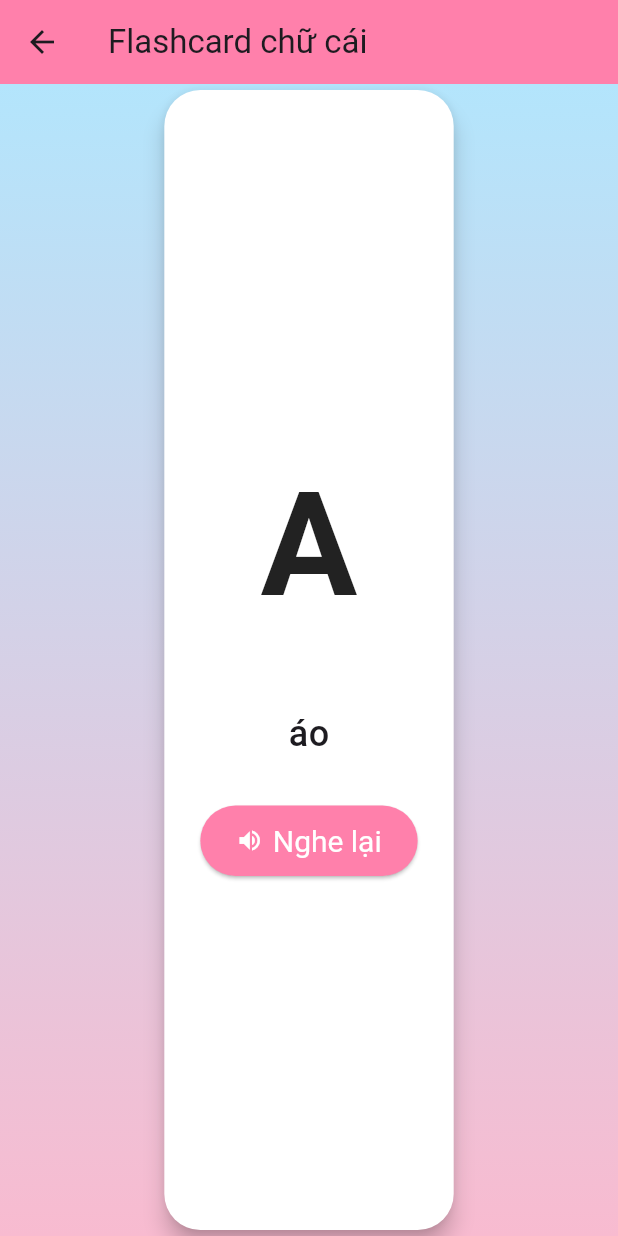
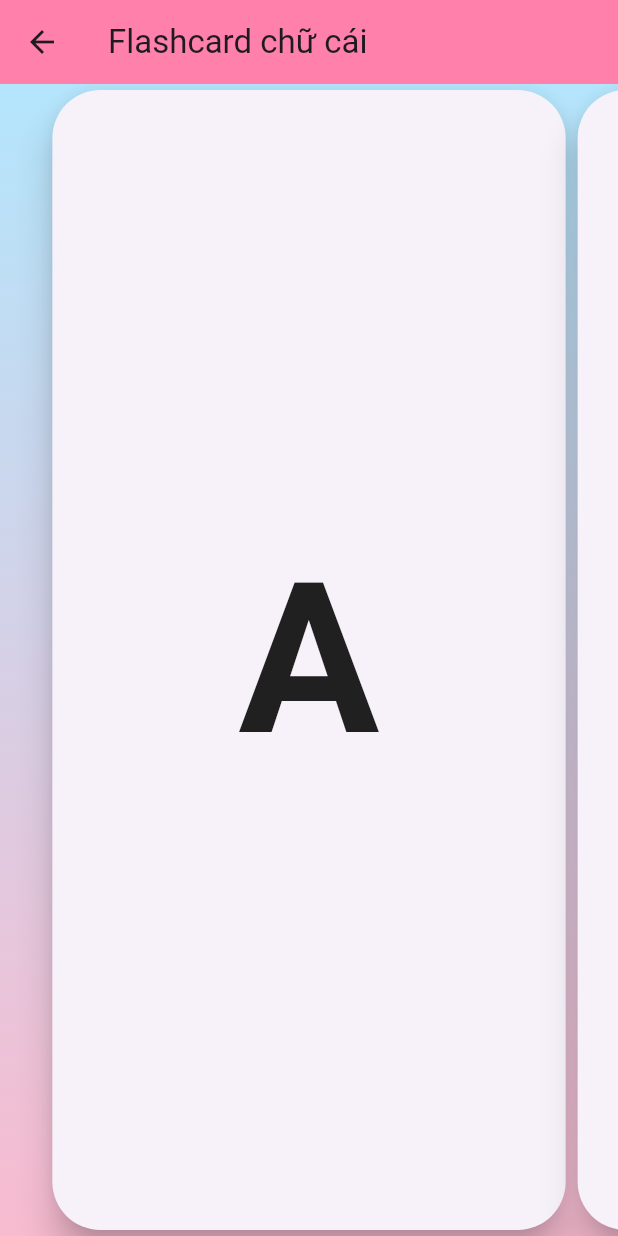
Before and after one commit to cuongevil/wonder_kids, a Flutter app: the FlashcardScreen screen opened directly, on a phone screen of 412 x 824 dp. Run offline on Flutter 3.47's test engine with Material 3 defaults, Android fonts, the phone set to English and light mode, and no system bars; drawn by our look-alikes of flip_card; our stand-ins replace audioplayers, flutter_tts.

```diff
--- a/lib/screens/flashcard_screen.dart
+++ b/lib/screens/flashcard_screen.dart
@@ -1,6 +1,7 @@
 import 'package:flutter/material.dart';
 import 'dart:convert';
 import 'package:flutter/services.dart';
+import 'package:flip_card/flip_card.dart';
 import '../models/vn_letter.dart';
 import '../services/audio_service.dart';
 import '../utils/letter_assets.dart';
@@ -69,68 +70,15 @@
                 }
                 return Center(
                   child: Transform.scale(
-                    scale: value,
+                    scale: Curves.easeOut.transform(value),
                     child: child,
                   ),
                 );
               },
-              child: GestureDetector(
-                onTap: () => _playAudio(letter.audioPath),
-                child: Card(
-                  elevation: 6,
-                  shape: RoundedRectangleBorder(
-                    borderRadius: BorderRadius.circular(24),
-                  ),
-                  color: Colors.white,
-                  child: Padding(
-                    padding: const EdgeInsets.all(24),
-                    child: Column(
-                      mainAxisAlignment: MainAxisAlignment.center,
-                      children: [
-                        Text(
-                          letter.char,
-                          style: const TextStyle(
-                            fontSize: 96,
-                            fontWeight: FontWeight.bold,
-                            color: Colors.black87,
-                          ),
-                        ),
-                        const SizedBox(height: 20),
-                        if (letter.imagePath != null)
-                          Image.asset(
-                            LetterAssets.getImage(letter.imagePath!,
-                                isDark: Theme.of(context).brightness ==
-                                    Brightness.dark),
-                            height: 180,
-                          ),
-                        const SizedBox(height: 20),
-                        if (letter.sampleWord != null)
-                          Text(
-                            letter.sampleWord!,
-                            style: const TextStyle(
-                              fontSize: 24,
-                              fontWeight: FontWeight.w500,
-                            ),
-                          ),
-                        const SizedBox(height: 30),
-                        ElevatedButton.icon(
-                          onPressed: () => _playAudio(letter.audioPath),
-                          icon: const Icon(Icons.volume_up),
-                          label: const Text("Nghe lại"),
-                          style: ElevatedButton.styleFrom(
-                            backgroundColor: Colors.pinkAccent.shade100,
-                            foregroundColor: Colors.white,
-                            padding: const EdgeInsets.symmetric(
-                              vertical: 12,
-                              horizontal: 24,
-                            ),
-                            textStyle: const TextStyle(fontSize: 20),
-                          ),
-                        )
-                      ],
-                    ),
-                  ),
-                ),
+              child: FlipCard(
+                direction: FlipDirection.HORIZONTAL,
+                front: _buildFrontCard(letter),
+                back: _buildBackCard(letter),
               ),
             );
           },
@@ -138,4 +86,68 @@
       ),
     );
   }
+
+  // Mặt trước: chữ cái to
+  Widget _buildFrontCard(VnLetter letter) {
+    return Card(
+      elevation: 10,
+      shape: RoundedRectangleBorder(borderRadius: BorderRadius.circular(32)),
+      child: Center(
+        child: Text(
+          letter.char,
+          style: const TextStyle(
+            fontSize: 140,
+            fontWeight: FontWeight.bold,
+            color: Colors.black87,
+          ),
+        ),
+      ),
+    );
+  }
+
+  // Mặt sau: hình minh họa + từ mẫu + nút nghe
+  Widget _buildBackCard(VnLetter letter) {
+    return Card(
+      elevation: 10,
+      shape: RoundedRectangleBorder(borderRadius: BorderRadius.circular(32)),
+      child: Padding(
+        padding: const EdgeInsets.all(24),
+        child: Column(
+          mainAxisAlignment: MainAxisAlignment.center,
+          children: [
+            if (letter.imagePath != null)
+              Image.asset(
+                LetterAssets.getImage(letter.imagePath!,
+                    isDark: Theme.of(context).brightness == Brightness.dark),
+                height: 160,
+              ),
+            const SizedBox(height: 16),
+            if (letter.sampleWord != null)
+              Text(
+                letter.sampleWord!,
+                style: const TextStyle(
+                  fontSize: 32,
+                  fontWeight: FontWeight.w600,
+                  color: Colors.pinkAccent,
+                ),
+              ),
+            const SizedBox(height: 32),
+            ElevatedButton.icon(
+              onPressed: () => _playAudio(letter.audioPath),
+              icon: const Icon(Icons.volume_up, size: 28),
+              label: const Text("Nghe lại", style: TextStyle(fontSize: 22)),
+              style: ElevatedButton.styleFrom(
+                backgroundColor: Colors.pinkAccent,
+                foregroundColor: Colors.white,
+                padding:
+                const EdgeInsets.symmetric(horizontal: 32, vertical: 16),
+                shape: const StadiumBorder(),
+                elevation: 6,
+              ),
+            ),
+          ],
+        ),
+      ),
+    );
+  }
 }
```
Also changed, not shown: pubspec.yaml (+4 -5 lines), pubspec.lock, 1 other file.
